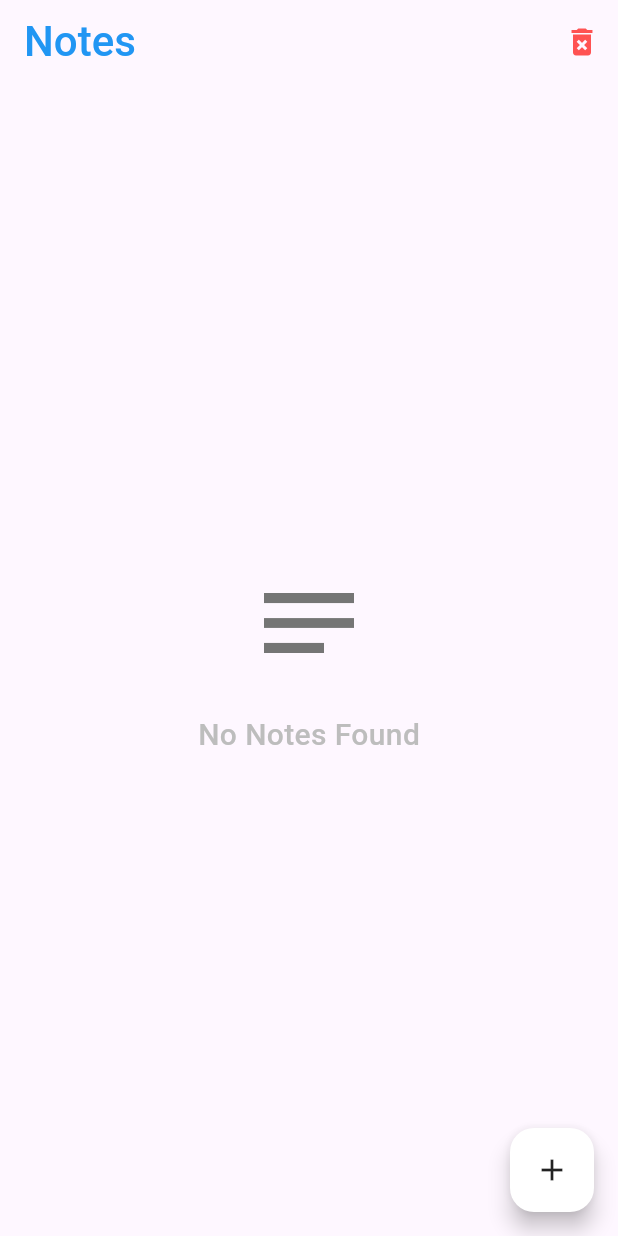
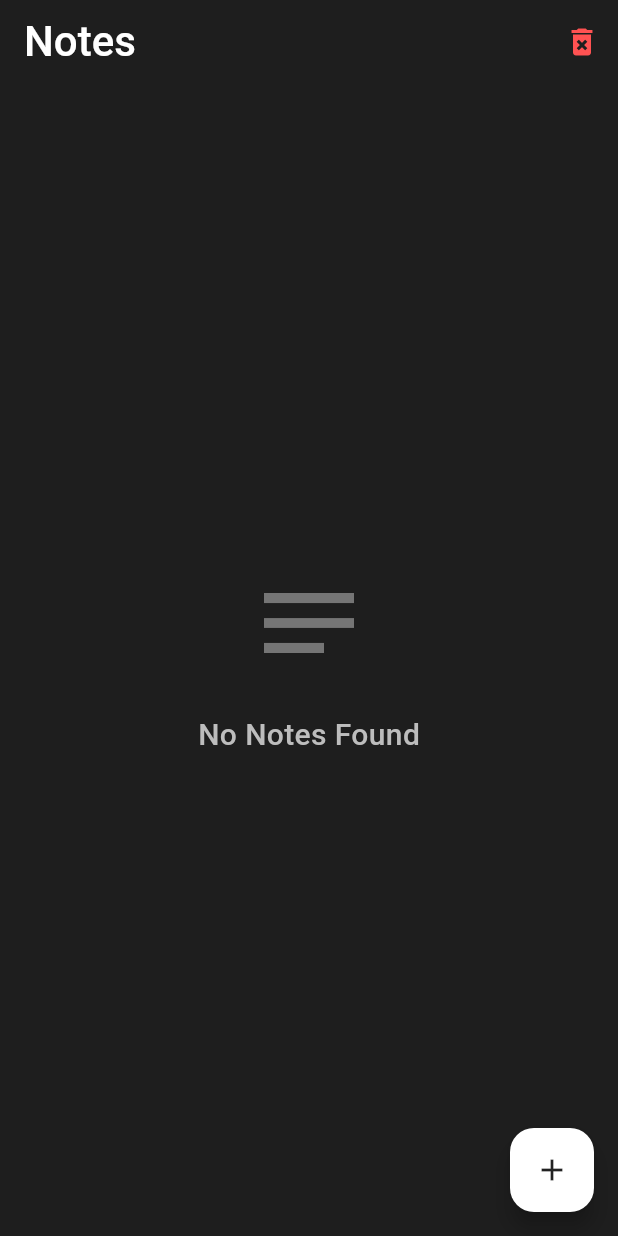
Before and after one commit to riyajain137/notes_app, a Flutter app: the screen it shows after launch, on a phone screen of 412 x 824 dp. Run offline on Flutter 3.47's test engine with Material 3 defaults, Android fonts, the phone set to English and light mode, and no system bars; our stand-ins replace sqflite; accounts and stored records are empty.

Commit message:
Removed debugBanner

```diff
--- a/lib/main.dart
+++ b/lib/main.dart
@@ -12,7 +12,9 @@ class NotesApp extends StatelessWidget {
   Widget build(BuildContext context) {
     return MaterialApp(
       title: 'Notes App',
-      theme: ThemeData(primarySwatch: Colors.blueGrey),
+      theme: ThemeData(primarySwatch: Colors.blueGrey, scaffoldBackgroundColor: Color(0XFF1E1E1E)),
+      debugShowCheckedModeBanner: false,
+
       home: NotesScreen(),
     );
   }
--- a/lib/screens/notes_screen.dart
+++ b/lib/screens/notes_screen.dart
@@ -100,7 +100,7 @@ class _NotesScreenState extends State<NotesScreen> {
         title: const Text(
           'Notes',
           style: TextStyle(
-            color: Colors.blue,
+            color: Colors.white,
             fontSize: 28,
             fontWeight: FontWeight.w500,
           ),
```
